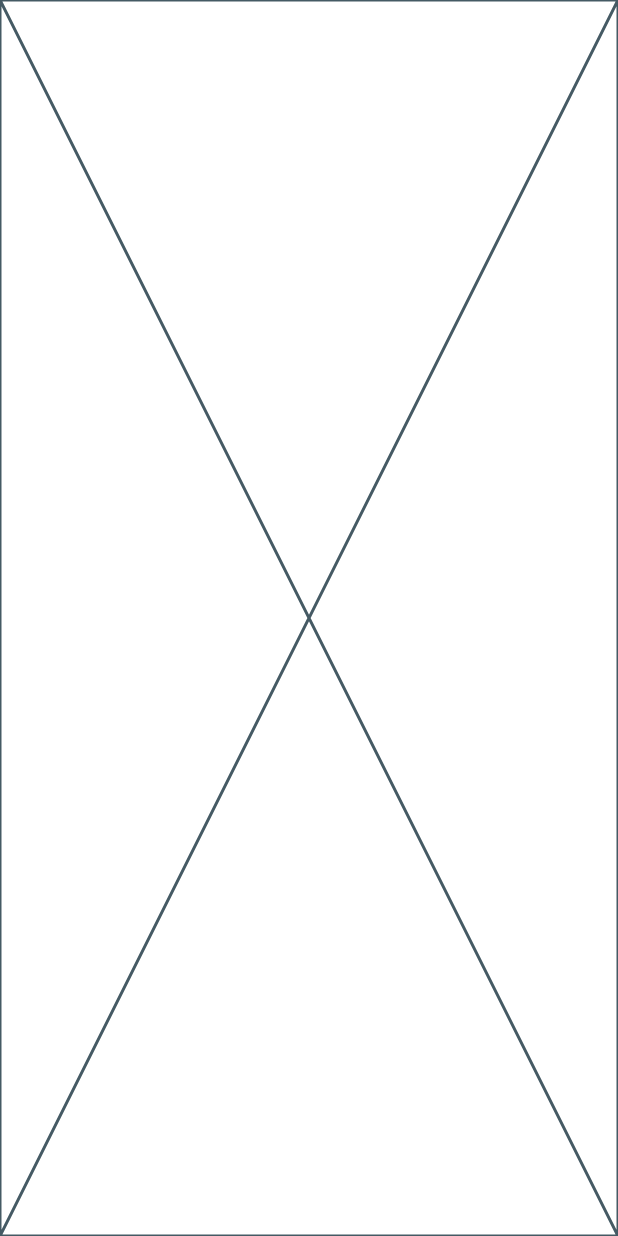
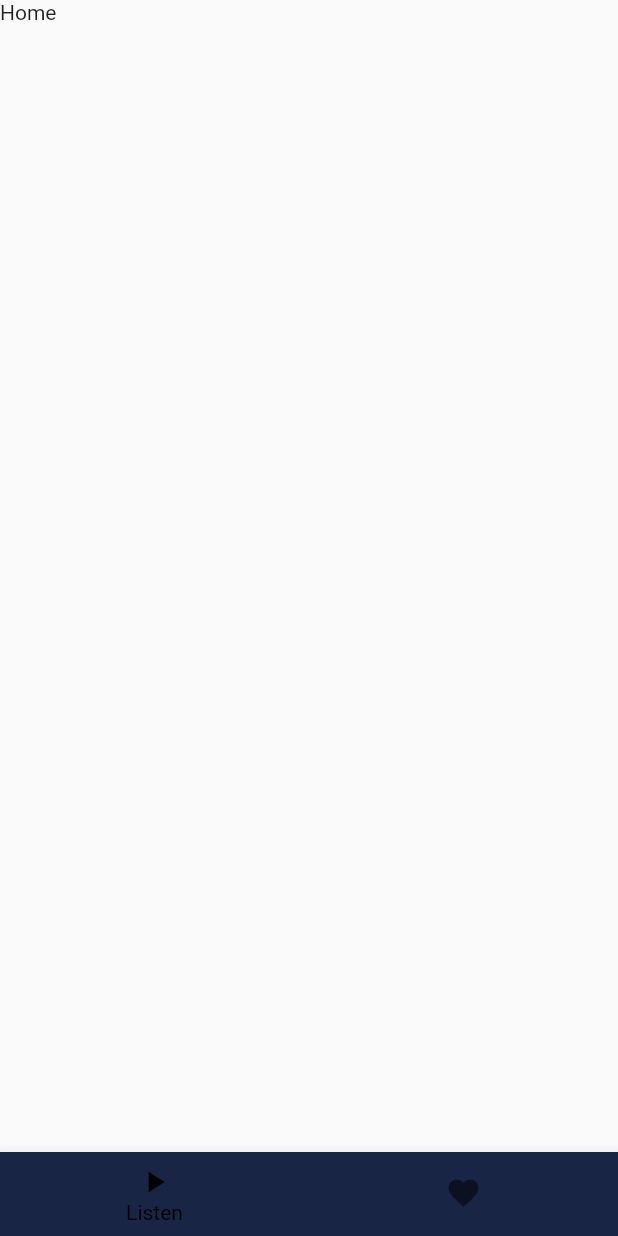
Before and after one commit to Md-Sifatullah617/radio_stream, a Flutter app: the screen it shows after launch, on a phone screen of 412 x 824 dp. Run offline on Flutter 3.47's test engine with Material 2 defaults, Android fonts, the phone set to English and light mode, and no system bars.

Commit message:
bottom nav

```diff
--- a/lib/main.dart
+++ b/lib/main.dart
@@ -1,23 +1,23 @@
 import 'package:flutter/material.dart';
-
 import 'pages/tabs/homepage.dart';
 
 void main() {
   runApp(const MyApp());
 }
 
-
 class MyApp extends StatelessWidget {
   const MyApp({super.key});
 
   @override
   Widget build(BuildContext context) {
-    return MaterialApp(
+    return SafeArea(
+      child: MaterialApp(
         title: "Radio Stream",
         theme: ThemeData(
-            primarySwatch: Colors.green,
+          primarySwatch: Colors.green,
         ),
-        home: const MyHomePage(),
+        home:  MyHomePage(),
+      ),
     );
   }
 }
--- a/lib/pages/tabs/homepage.dart
+++ b/lib/pages/tabs/homepage.dart
@@ -1,10 +1,46 @@
 import 'package:flutter/material.dart';
 
-class MyHomePage extends StatelessWidget {
-  const MyHomePage({super.key});
+class MyHomePage extends StatefulWidget {
+  MyHomePage({super.key});
+
+  @override
+  State<MyHomePage> createState() => _MyHomePageState();
+}
+
+class _MyHomePageState extends State<MyHomePage> {
+  int _currentIndex = 0;
+
+  final List<Widget> bottomNavPages = [
+    const Text("Home"),
+    const Text("Search"),
+  ];
 
   @override
   Widget build(BuildContext context) {
-    return const Placeholder();
+    return Scaffold(
+      body: bottomNavPages[_currentIndex],
+      bottomNavigationBar: BottomNavigationBar(
+        backgroundColor: Color(0xff182545),
+        type: BottomNavigationBarType.fixed,
+        selectedItemColor: Colors.black,
+        showUnselectedLabels: false,
+        currentIndex: _currentIndex,
+        items: [
+          _bottomNavItem(Icons.play_arrow, "Listen"),
+          _bottomNavItem(Icons.favorite, "Favorite")
+        ],
+        onTap: onTapEvent,
+      ),
+    );
+  }
+
+  void onTapEvent(int index) {
+    setState(() {
+      _currentIndex = index;
+    });
+  }
+
+  BottomNavigationBarItem _bottomNavItem(IconData icons, String text) {
+    return BottomNavigationBarItem(icon: Icon(icons), label: text);
   }
 }
```
